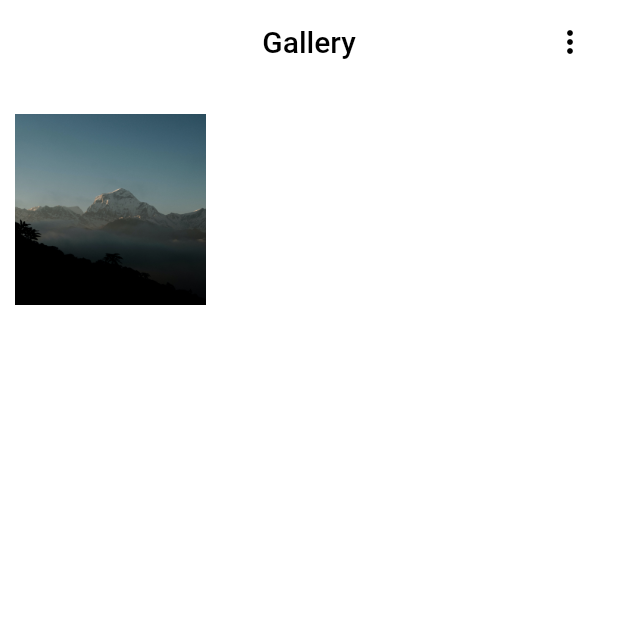
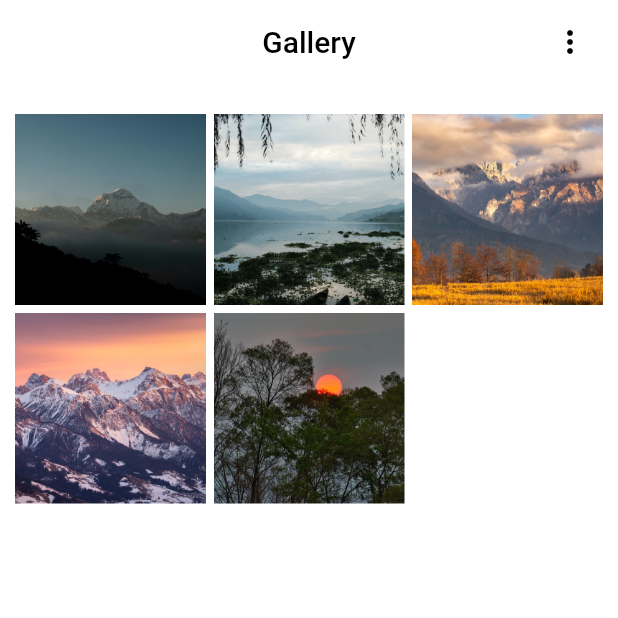
Before and after one commit to a4kashis/flutter-CS, a Flutter app: the screen it shows after launch, on a phone screen of 412 x 824 dp, the top half of it. Run offline on Flutter 3.47's test engine with Material 2 defaults, Android fonts, the phone set to English and light mode, and no system bars; our stand-ins replace photo_view, webview_flutter; missing offline and left inert: image_editor, image_size_getter.

```diff
--- a/lib/galleryhome.dart
+++ b/lib/galleryhome.dart
@@ -15,11 +15,11 @@ class GalleryHome extends StatefulWidget {
 
 class _GalleryHomeState extends State<GalleryHome> {
   final urlImages = [
-    'assets/images/a.jpg',
-    'assets/images/b.jpg',
-    'assets/images/c.jpg',
-    'assets/images/d.jpg',
-    'assets/images/e.jpg',
+    'assets/images/a.jpeg',
+    'assets/images/b.jpeg',
+    'assets/images/c.jpeg',
+    'assets/images/d.jpeg',
+    'assets/images/e.jpeg',
   ];
   var transformedImages = [];
 
```
Also changed, not shown: pubspec.yaml (+5 -5 lines), assets/images/a.jpeg (added), assets/images/a.jpg (deleted), assets/images/b.jpeg (added), assets/images/c.jpeg (added), assets/images/d.jpeg (added), assets/images/d.jpg (deleted), assets/images/e.jpeg (added), assets/images/e.jpg (deleted).
